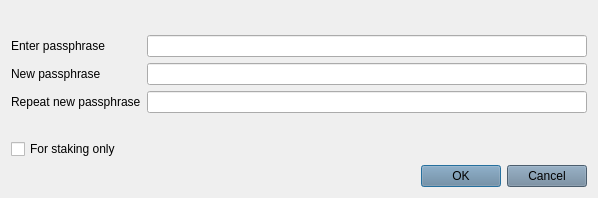
This is src/qt/forms/askpassphrasedialog.ui in DevelCurrency/AztecCoin as Qt 5 draws it before an edit. The edited form follows.
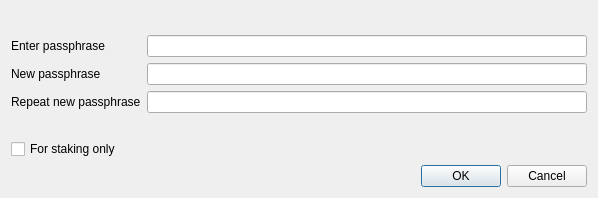
This is the edited form. Icons and pictures are not drawn.

Diff of the .ui file:
```diff
--- a/src/qt/forms/askpassphrasedialog.ui
+++ b/src/qt/forms/askpassphrasedialog.ui
@@ -147,7 +147,7 @@
    <item>
     <widget class="QDialogButtonBox" name="buttonBox">
      <property name="styleSheet">
-      <string notr="true">background-color: rgb(106, 131, 154);background-image: url(:/images/bgbfree);</string>
+      <string notr="true"/>
      </property>
      <property name="orientation">
       <enum>Qt::Horizontal</enum>
```
Left out of the diff: 6 changed lines with no effect on the pictures.
